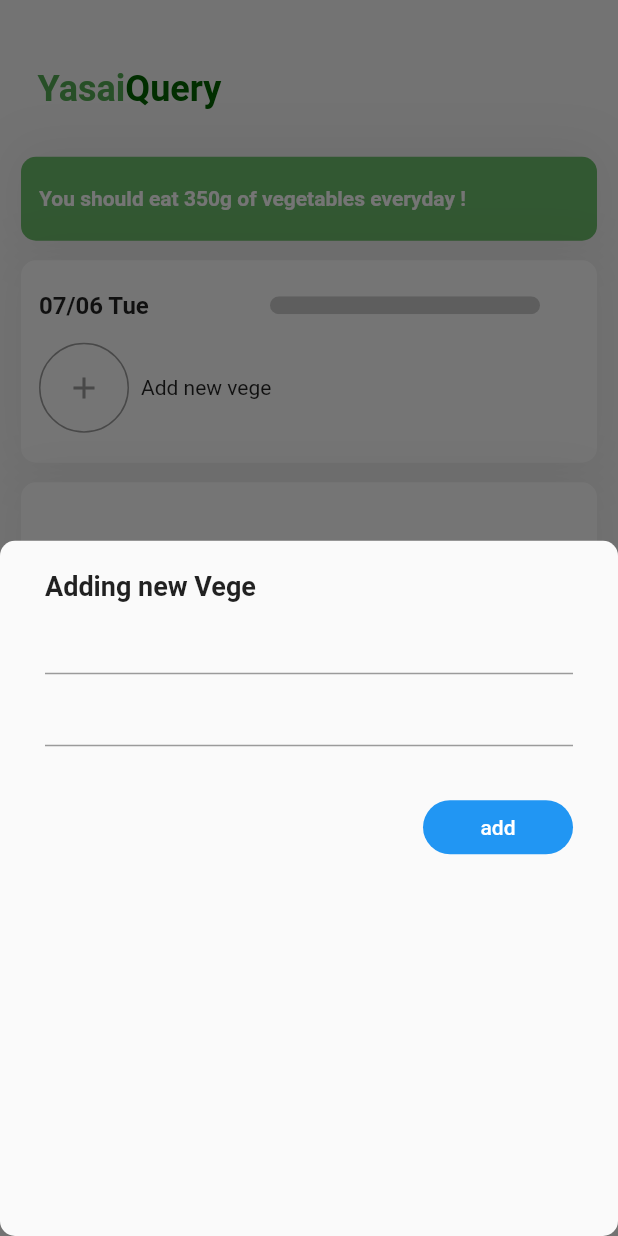
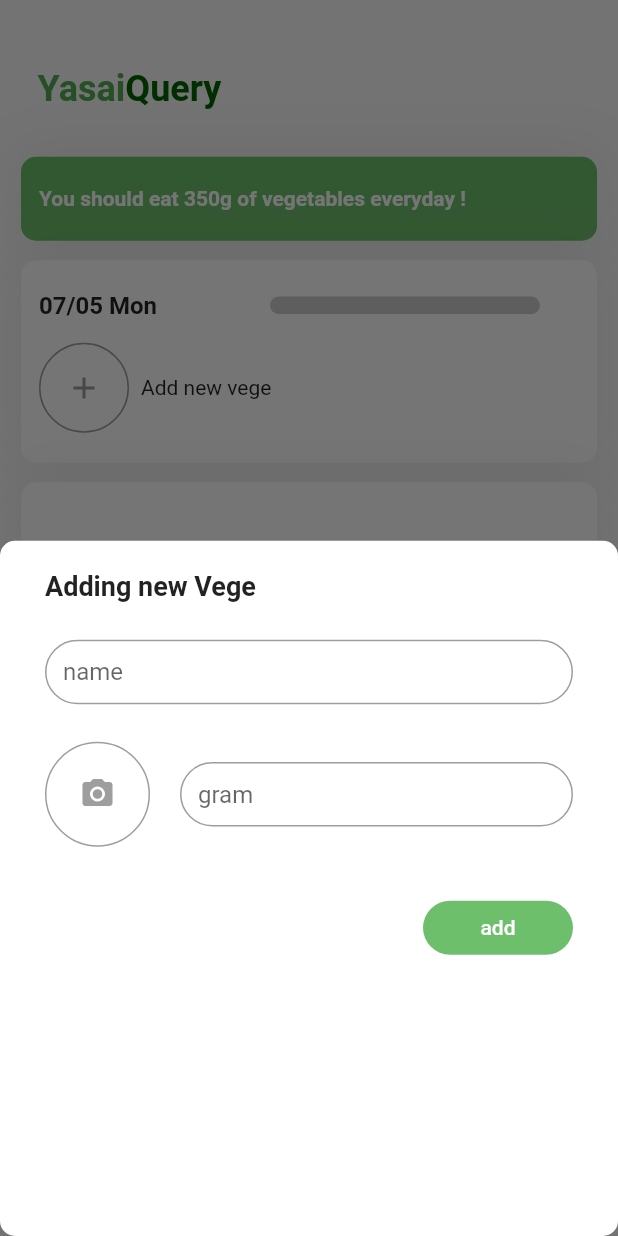
Before and after one commit to ryu38/freshwatch, a Flutter app: the screen it shows after launch, after a tap on "Add new vege", on a phone screen of 412 x 824 dp. Run offline on Flutter 3.47's test engine with Material 2 defaults, Android fonts, the phone set to English and light mode, and no system bars; our stand-ins replace firebase_auth, firebase_core, image_picker, shared_preferences; accounts and stored records are empty.

Commit message:
using img

```diff
--- a/lib/features/database.dart
+++ b/lib/features/data.dart
@@ -3,6 +3,7 @@ import 'dart:convert';
 import 'package:freshwatch/models/post.dart';
 import 'package:intl/intl.dart';
 import 'package:shared_preferences/shared_preferences.dart';
+import 'package:path_provider/path_provider.dart';
 
 class Database {
 
@@ -58,3 +59,11 @@ class Database {
   }
 
 }
+
+class Storage {
+
+  static Future<String> get localPath async {
+    final directory = await getApplicationDocumentsDirectory();
+    return directory.path;
+  }
+}
--- a/lib/models/date.dart
+++ b/lib/models/date.dart
@@ -12,7 +12,7 @@ class DateModel with ChangeNotifier {
 
   void init() {
     final now = DateTime.now();
-    _today = DateTime(now.year, now.month, now.day + 1);
+    _today = DateTime(now.year, now.month, now.day);
   }
 
   void update() {
--- a/lib/models/post.dart
+++ b/lib/models/post.dart
@@ -1,7 +1,7 @@
 import 'dart:convert';
 
 import 'package:flutter/material.dart';
-import 'package:freshwatch/features/database.dart';
+import 'package:freshwatch/features/data.dart';
 import 'package:freshwatch/screen/home/daily_veges.dart';
 import 'package:intl/intl.dart';
 
--- a/lib/screen/home/form/post_form.dart
+++ b/lib/screen/home/form/post_form.dart
@@ -1,6 +1,9 @@
+import 'dart:io';
 import 'package:flutter/material.dart';
 import 'package:flutter/services.dart';
+import 'package:freshwatch/features/image.dart';
 import 'package:freshwatch/models/post.dart';
+import 'package:freshwatch/theme/colors.dart';
 import 'package:provider/provider.dart';
 
 class PostForm extends StatefulWidget {
@@ -16,17 +19,73 @@ class _PostFormState extends State<PostForm> {
 
   String _name = '';
   int _gram = 0;
+  String? _imagePath;
 
   @override
   Widget build(BuildContext context) {
 
-    final _dailyPosts = Provider.of<DailyVegePosts>(context, listen: false);
+    final dailyPosts = Provider.of<DailyVegePosts>(context, listen: false);
+
+    Widget imageDisplay() {
+      const size = 70.0;
+
+      return GestureDetector(
+        onTap: () async {
+          final imagePath = await ImageController.getFromGallery();
+          setState(() {
+            _imagePath = imagePath;
+          });
+        },
+        child: _imagePath == null
+            ? Container(
+                width: size,
+                height: size,
+                decoration: BoxDecoration(
+                  shape: BoxShape.circle,
+                  border: Border.all(
+                    color: Colors.grey,
+                    width: 1,
+                  ),
+                ),
+                child: const Icon(
+                  Icons.photo_camera,
+                  color: Colors.grey,
+                ),
+              )
+            : ClipRRect(
+              borderRadius: BorderRadius.circular(size / 2),
+              child: Image.file(
+                  File(_imagePath!),
+                  width: size,
+                  height: size,
+                ),
+            ),
+      );
+    }
+
+    inputDecoration({String? hintText, String? suffixText}) {
+
+      outlineInputBorder(Color color, double width) => OutlineInputBorder(
+        borderRadius: BorderRadius.circular(90),
+        borderSide: BorderSide(color: color, width: width),
+      );
+
+      return InputDecoration(
+        border: OutlineInputBorder(borderRadius: BorderRadius.circular(90)),
+        enabledBorder: outlineInputBorder(Colors.grey, 1),
+        focusedBorder: outlineInputBorder(AppColors.main, 2),
+        isDense: true,
+        contentPadding: const EdgeInsets.all(12),
+        hintText: hintText,
+        suffixText: suffixText,
+      );
+    }
 
     return Form(
       key: _formKey,
       child: Column(
         children: <Widget>[
-          const SizedBox(
+          SizedBox(
             width: double.infinity,
             child: Text(
               'Adding new Vege',
@@ -36,13 +95,27 @@ class _PostFormState extends State<PostForm> {
               ),
             ),
           ),
+          const SizedBox(height: 25),
           TextFormField(
+            decoration: inputDecoration(
+              hintText: 'name',
+            ),
             validator: (val) => val?.isEmpty == true ? 'Enter a name' : null,
             onChanged: (val) {
               setState(() => _name = val);
             },
           ),
-          TextFormField(
+          const SizedBox(height: 25),
+          Row(
+            children: [
+              imageDisplay(),
+              const SizedBox(width: 20),
+              Expanded(
+                child: TextFormField(
+                  decoration: inputDecoration(
+                    hintText: 'gram',
+                    suffixText: 'g',
+                  ),
                   keyboardType: TextInputType.number,
                   inputFormatters: <TextInputFormatter>[
                     FilteringTextInputFormatter.digitsOnly,
@@ -52,6 +125,9 @@ class _PostFormState extends State<PostForm> {
                     final valueNum = val == '' ? 0 : int.parse(val);
                     setState(() => _gram = valueNum);
                   },
+                ),
+              ),
+            ],
           ),
           const SizedBox(height: 30),
           Container(
@@ -64,20 +140,24 @@ class _PostFormState extends State<PostForm> {
                   shape: RoundedRectangleBorder(
                     borderRadius: BorderRadius.circular(20),
                   ),
+                  primary: AppColors.main,
                 ),
                 child: const Text('add'),
                 onPressed: () async {
                   if (_formKey.currentState?.validate() == true) {
+                    final imgSavedPath = _imagePath != null
+                        ? await ImageController.saveLocalImage(_imagePath!)
+                        : '';
                     final newPost = VegePost(
-                      name: _name, gram: _gram,
+                      name: _name, gram: _gram, imgUrl: imgSavedPath,
                     );
-                    await _dailyPosts.addPost(newPost);
+                    await dailyPosts.addPost(newPost);
                     Navigator.pop(context);
                   }
                 },
               ),
             ),
-          )
+          ),
         ],
       ),
     );
--- a/lib/screen/home/home.dart
+++ b/lib/screen/home/home.dart
@@ -1,5 +1,5 @@
 import 'package:flutter/material.dart';
-import 'package:freshwatch/features/database.dart';
+import 'package:freshwatch/features/data.dart';
 import 'package:freshwatch/models/date.dart';
 import 'package:freshwatch/models/post.dart';
 import 'package:freshwatch/screen/home/bar_chart.dart';
--- a/pubspec.yaml
+++ b/pubspec.yaml
@@ -33,6 +33,7 @@ dependencies:
   cloud_firestore: ^2.2.2
   pedantic_mono: ^1.12.1
   path_provider: ^2.0.2
+  image_picker: ^0.8.1+1
   shared_preferences: ^2.0.6
   intl: ^0.17.0
 
```
Also changed, not shown: lib/features/image.dart (added, +21 -0 lines), lib/screen/home/daily_veges.dart (+14 -1 lines), lib/screen/home/form/edit_form.dart (+70 -5 lines), lib/screen/home/form/edit_form_old.dart (added, +102 -0 lines), lib/screen/home/history.dart (+7 -3 lines), pubspec.lock. Lines whose indentation alone changed are shown as unchanged.
